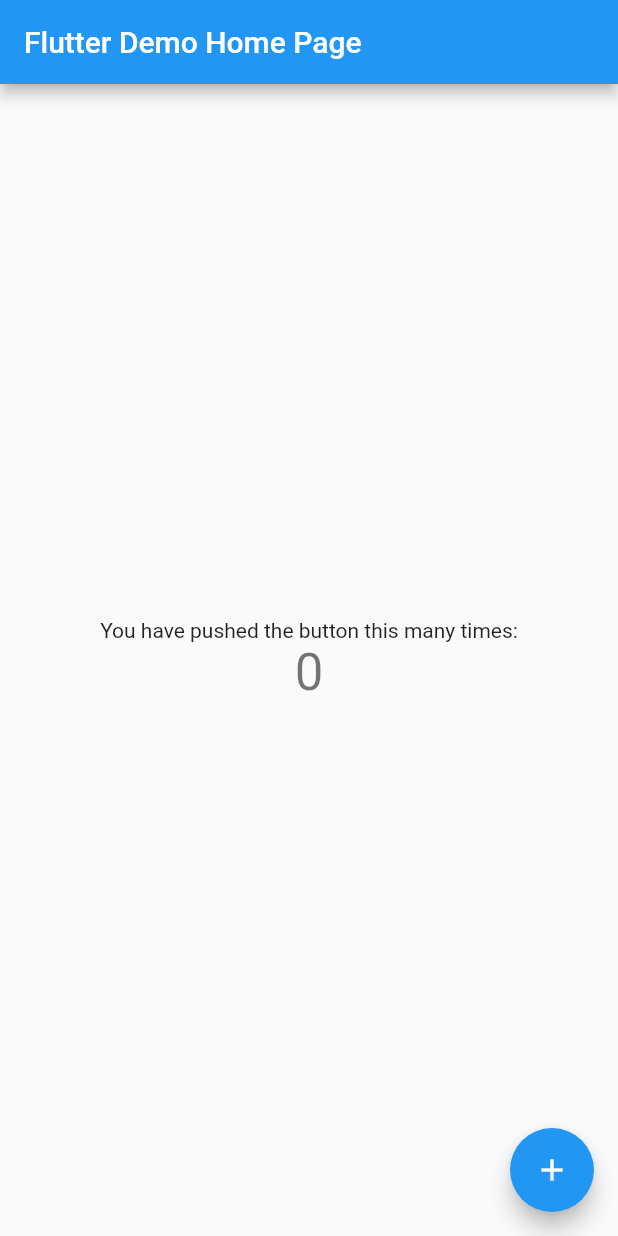
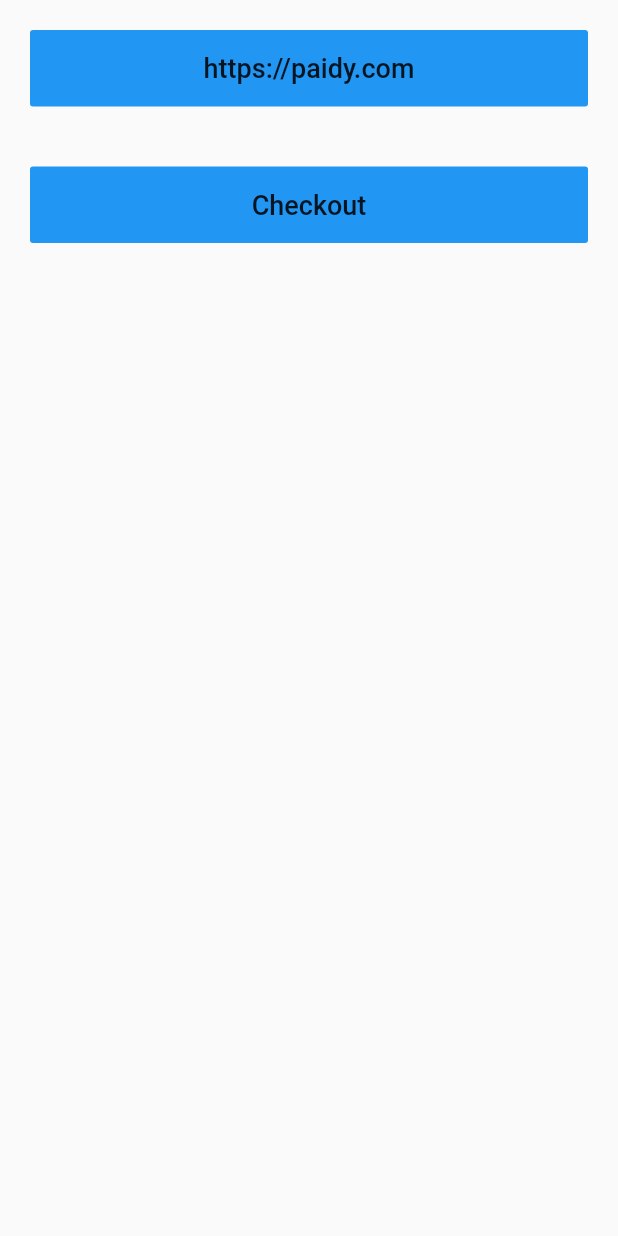
Before and after one commit to nnabinh/flutter_webview, a Flutter app: the screen it shows after launch, on a phone screen of 412 x 824 dp. Run offline on Flutter 3.47's test engine with Material 2 defaults, Android fonts, the phone set to English and light mode, and no system bars; our stand-ins replace webview_flutter; Roboto replaces fonts that are missing (Arial).

Commit message:
Add WebView for Paidy Checkout test

```diff
--- /dev/null
+++ b/lib/Home.dart
@@ -0,0 +1,34 @@
+import 'package:flutter/material.dart';
+import 'web_view_container.dart';
+
+class Home extends StatelessWidget {
+  final _links = ['https://paidy.com', 'https://checkout.paidy.dev/html/index.classic.html'];
+
+  @override
+  Widget build(BuildContext context) {
+    return Scaffold(
+        body: SafeArea(
+            child: SingleChildScrollView(
+                child: Column(
+      mainAxisAlignment: MainAxisAlignment.center,
+      crossAxisAlignment: CrossAxisAlignment.stretch,
+      children: _links.map((link) => _urlButton(context, link)).toList(),
+    ))));
+  }
+
+  Widget _urlButton(BuildContext context, String url) {
+    return Container(
+        padding: EdgeInsets.all(20.0),
+        child: FlatButton(
+          color: Theme.of(context).primaryColor,
+          padding: const EdgeInsets.symmetric(horizontal: 50.0, vertical: 15.0),
+          child: url ==  'https://checkout.paidy.dev/html/index.classic.html' ? Text('Checkout') : Text(url),
+          onPressed: () => _handleURLButtonPress(context, url),
+        ));
+  }
+
+  void _handleURLButtonPress(BuildContext context, String url) {
+    Navigator.push(context,
+        MaterialPageRoute(builder: (context) => WebViewContainer(url)));
+  }
+}
--- a/lib/main.dart
+++ b/lib/main.dart
@@ -1,113 +1,20 @@
 import 'package:flutter/material.dart';
+import 'home.dart';
 
-void main() {
-  runApp(MyApp());
-}
+void main() => runApp(MyApp());
 
 class MyApp extends StatelessWidget {
-  // This widget is the root of your application.
   @override
   Widget build(BuildContext context) {
     return MaterialApp(
-      title: 'Flutter Demo',
+      title: 'Flutter Web Views',
       theme: ThemeData(
-        // This is the theme of your application.
-        //
-        // Try running your application with "flutter run". You'll see the
-        // application has a blue toolbar. Then, without quitting the app, try
-        // changing the primarySwatch below to Colors.green and then invoke
-        // "hot reload" (press "r" in the console where you ran "flutter run",
-        // or simply save your changes to "hot reload" in a Flutter IDE).
-        // Notice that the counter didn't reset back to zero; the application
-        // is not restarted.
-        primarySwatch: Colors.blue,
-      ),
-      home: MyHomePage(title: 'Flutter Demo Home Page'),
+          primarySwatch: Colors.blue,
+          fontFamily: "Arial",
+          textTheme: TextTheme(
+              button: TextStyle(color: Colors.white, fontSize: 18.0),
+              title: TextStyle(color: Colors.red))),
+      home: Home(),
     );
   }
 }
-
-class MyHomePage extends StatefulWidget {
-  MyHomePage({Key? key, required this.title}) : super(key: key);
-
-  // This widget is the home page of your application. It is stateful, meaning
-  // that it has a State object (defined below) that contains fields that affect
-  // how it looks.
-
-  // This class is the configuration for the state. It holds the values (in this
-  // case the title) provided by the parent (in this case the App widget) and
-  // used by the build method of the State. Fields in a Widget subclass are
-  // always marked "final".
-
-  final String title;
-
-  @override
-  _MyHomePageState createState() => _MyHomePageState();
-}
-
-class _MyHomePageState extends State<MyHomePage> {
-  int _counter = 0;
-
-  void _incrementCounter() {
-    setState(() {
-      // This call to setState tells the Flutter framework that something has
-      // changed in this State, which causes it to rerun the build method below
-      // so that the display can reflect the updated values. If we changed
-      // _counter without calling setState(), then the build method would not be
-      // called again, and so nothing would appear to happen.
-      _counter++;
-    });
-  }
-
-  @override
-  Widget build(BuildContext context) {
-    // This method is rerun every time setState is called, for instance as done
-    // by the _incrementCounter method above.
-    //
-    // The Flutter framework has been optimized to make rerunning build methods
-    // fast, so that you can just rebuild anything that needs updating rather
-    // than having to individually change instances of widgets.
-    return Scaffold(
-      appBar: AppBar(
-        // Here we take the value from the MyHomePage object that was created by
-        // the App.build method, and use it to set our appbar title.
-        title: Text(widget.title),
-      ),
-      body: Center(
-        // Center is a layout widget. It takes a single child and positions it
-        // in the middle of the parent.
-        child: Column(
-          // Column is also a layout widget. It takes a list of children and
-          // arranges them vertically. By default, it sizes itself to fit its
-          // children horizontally, and tries to be as tall as its parent.
-          //
-          // Invoke "debug painting" (press "p" in the console, choose the
-          // "Toggle Debug Paint" action from the Flutter Inspector in Android
-          // Studio, or the "Toggle Debug Paint" command in Visual Studio Code)
-          // to see the wireframe for each widget.
-          //
-          // Column has various properties to control how it sizes itself and
-          // how it positions its children. Here we use mainAxisAlignment to
-          // center the children vertically; the main axis here is the vertical
-          // axis because Columns are vertical (the cross axis would be
-          // horizontal).
-          mainAxisAlignment: MainAxisAlignment.center,
-          children: <Widget>[
-            Text(
-              'You have pushed the button this many times:',
-            ),
-            Text(
-              '$_counter',
-              style: Theme.of(context).textTheme.headline4,
-            ),
-          ],
-        ),
-      ),
-      floatingActionButton: FloatingActionButton(
-        onPressed: _incrementCounter,
-        tooltip: 'Increment',
-        child: Icon(Icons.add),
-      ), // This trailing comma makes auto-formatting nicer for build methods.
-    );
-  }
-}
--- a/pubspec.yaml
+++ b/pubspec.yaml
@@ -23,6 +23,8 @@ environment:
 dependencies:
   flutter:
     sdk: flutter
+
+  webview_flutter: ^2.0.8
 
 
   # The following adds the Cupertino Icons font to your application.
```
Also changed, not shown: lib/web_view_container.dart (added, +33 -0 lines), pubspec.lock, 7 other files.
